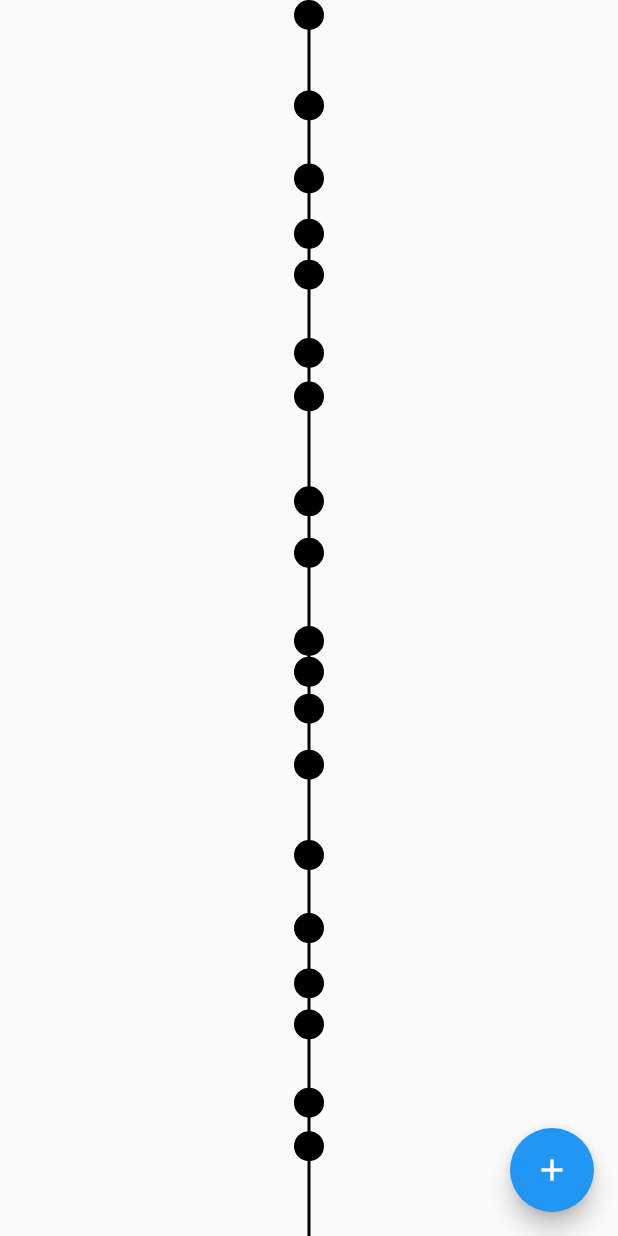
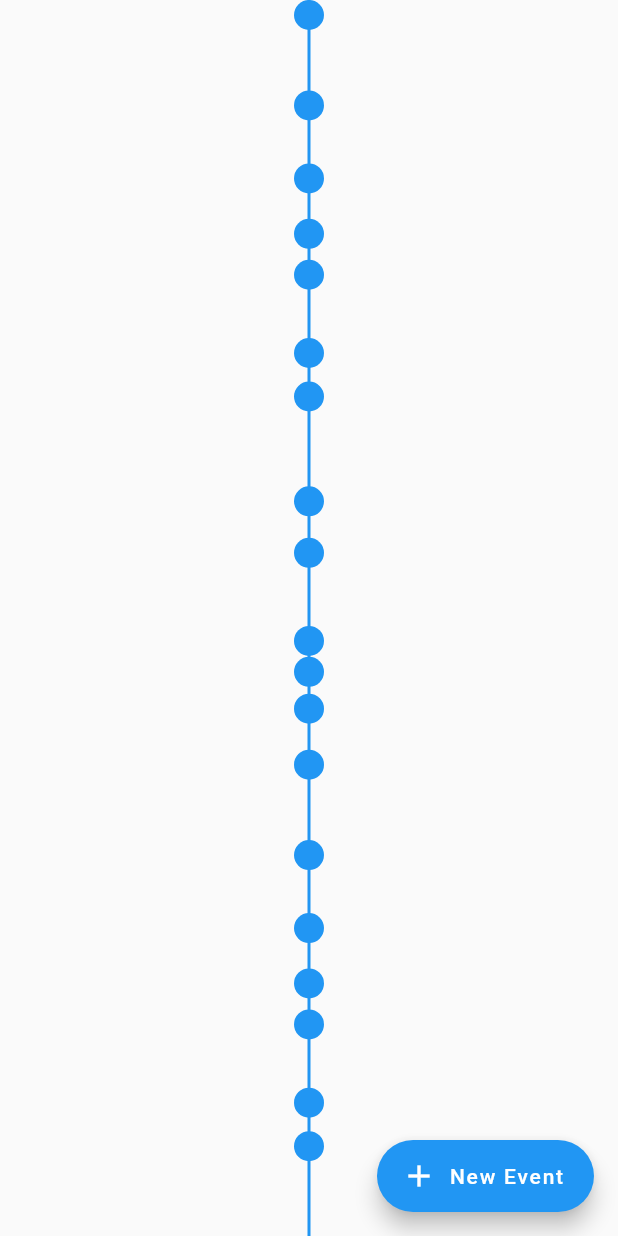
Before and after one commit to Sapiens-Project/tfh-flutter, a Flutter app: the screen it shows after launch, on a phone screen of 412 x 824 dp. Run offline on Flutter 3.47's test engine with Material 2 defaults, Android fonts, the phone set to English and light mode, and no system bars.

Commit message:
Follow system theme.

```diff
--- a/lib/main.dart
+++ b/lib/main.dart
@@ -24,9 +24,10 @@ class _TimelineState extends State<Timeline> {
       ..sort((a, b) => a.epoch.compareTo(b.epoch));
     final minEpoch = sortedEvents.first.epoch;
     final maxEpoch = sortedEvents.last.epoch;
+    final theme = Theme.of(context);
 
     return Scaffold(
-      floatingActionButton: FloatingActionButton(
+      floatingActionButton: FloatingActionButton.extended(
         onPressed: () {
           showDialog(
             context: context,
@@ -80,7 +81,8 @@ class _TimelineState extends State<Timeline> {
             ),
           );
         },
-        child: Icon(Icons.add),
+        label: Text('New Event'),
+        icon: Icon(Icons.add),
       ),
       body: GestureDetector(
         onDoubleTap: () {
@@ -102,8 +104,10 @@ class _TimelineState extends State<Timeline> {
             children: [
               CustomPaint(
                 size: Size.infinite,
-                painter:
-                    TimelinePainter(minEpoch: minEpoch, maxEpoch: maxEpoch),
+                painter: TimelinePainter(
+                    minEpoch: minEpoch,
+                    maxEpoch: maxEpoch,
+                    color: theme.accentColor),
               ),
               for (final event in sortedEvents)
                 Positioned(
@@ -139,7 +143,7 @@ class _TimelineState extends State<Timeline> {
                       width: 20,
                       height: 20,
                       decoration: BoxDecoration(
-                          shape: BoxShape.circle, color: Colors.black),
+                          shape: BoxShape.circle, color: theme.accentColor),
                     ),
                   ),
                 ),
@@ -154,13 +158,15 @@ class _TimelineState extends State<Timeline> {
 class TimelinePainter extends CustomPainter {
   final int minEpoch;
   final int maxEpoch;
+  final Color color;
 
-  TimelinePainter({required this.minEpoch, required this.maxEpoch});
+  TimelinePainter(
+      {required this.minEpoch, required this.maxEpoch, required this.color});
 
   @override
   void paint(Canvas canvas, Size size) {
     final paint = Paint()
-      ..color = Colors.black
+      ..color = color
       ..strokeWidth = 2.0;
 
     final startY = (0 - minEpoch) / (maxEpoch - minEpoch) * size.height;
@@ -310,10 +316,9 @@ class MyApp extends StatelessWidget {
   @override
   Widget build(BuildContext context) {
     return MaterialApp(
-      title: 'Flutter Demo',
-      theme: ThemeData(
-        primarySwatch: Colors.blue,
-      ),
+      title: 'Timeline for Humanity',
+      theme: ThemeData.light(),
+      darkTheme: ThemeData.dark(),
       home: Scaffold(
         body: Timeline(
           events: events,
```
